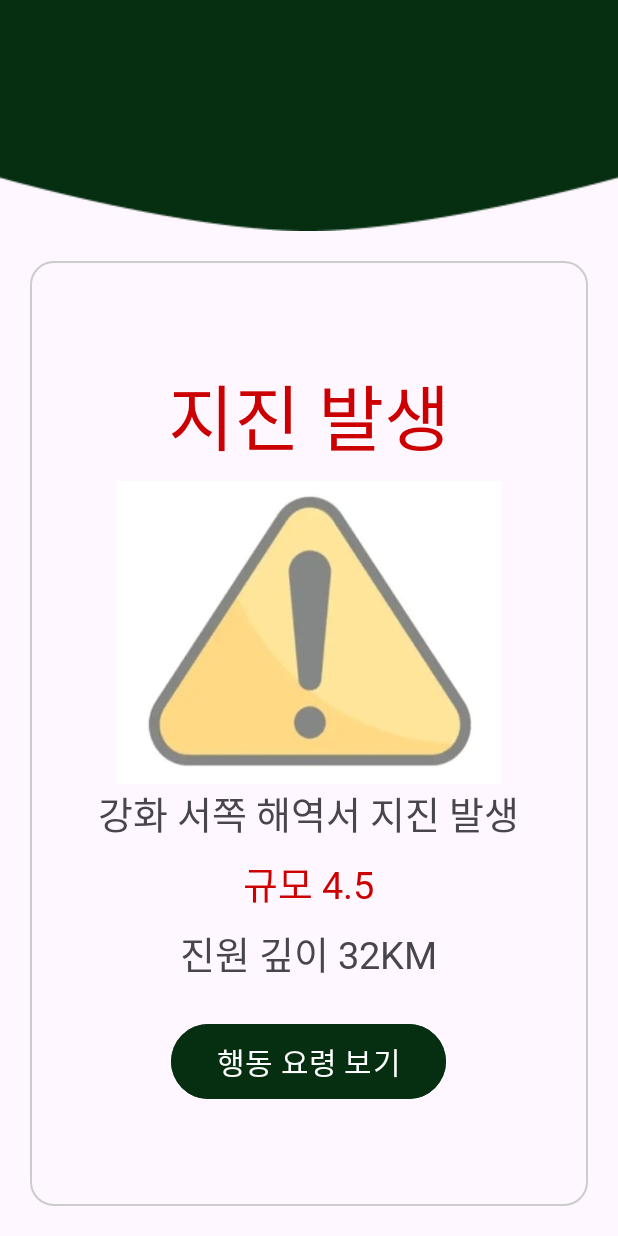
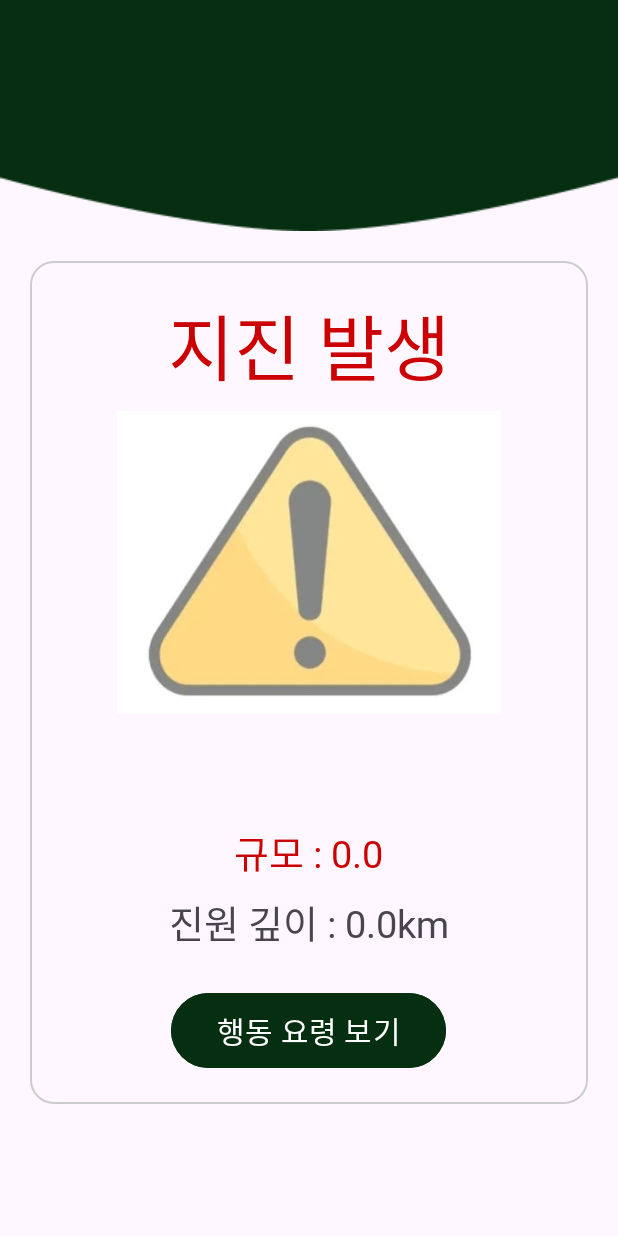
Before and after one commit to Ooohje/Ginicall, an Android app: the Warning_Activity screen opened directly, with no data from a screen before it, on a phone screen of 412 x 824 dp. Run offline under Robolectric (Android 15) with nearby library versions, the phone set to English and light mode, and no system bars; libraries missing offline, so code that uses them is left out: com.kakao.vectormap.

Commit message:
Add earthquake info to Warning activity

```diff
--- a/app/src/main/java/com/example/ginicall/MyFirebaseMessagingService.java
+++ b/app/src/main/java/com/example/ginicall/MyFirebaseMessagingService.java
@@ -46,6 +46,7 @@ public class MyFirebaseMessagingService extends FirebaseMessagingService {
             double lat = Double.parseDouble(data.get("lat"));
             double lng = Double.parseDouble(data.get("lng"));
             double mt = Double.parseDouble(data.get("mt"));
+            double depth = Double.parseDouble(data.get("depth"));
 
             Log.d(TAG, "Message data: (" + lat + ", " + lng + "), " + mt);
 
@@ -57,6 +58,8 @@ public class MyFirebaseMessagingService extends FirebaseMessagingService {
                 intent.putExtra("eq_lat", lat);
                 intent.putExtra("eq_lng", lng);
                 intent.putExtra("eq_mt", mt);
+                intent.putExtra("eq_depth", depth);
+                intent.putExtra("body", remoteMessage.getNotification().getBody());
                 intent.addFlags(Intent.FLAG_ACTIVITY_NEW_TASK);
                 startActivity(intent);
             }
--- a/app/src/main/java/com/example/ginicall/Warning/Warning_Activity.java
+++ b/app/src/main/java/com/example/ginicall/Warning/Warning_Activity.java
@@ -5,6 +5,7 @@ import androidx.appcompat.app.AppCompatActivity;
 import android.content.Intent;
 import android.os.Bundle;
 import android.util.Log;
+import android.widget.TextView;
 import android.widget.Toast;
 
 import com.example.ginicall.MainActivity;
@@ -12,18 +13,29 @@ import com.example.ginicall.R;
 
 public class Warning_Activity extends AppCompatActivity {
 
+    TextView body_tv, mt_tv, depth_tv;
+
     @Override
     protected void onCreate(Bundle savedInstanceState) {
         super.onCreate(savedInstanceState);
         setContentView(R.layout.activity_warning);
 
+        body_tv = (TextView)findViewById(R.id.From_Text);
+        mt_tv = (TextView)findViewById(R.id.Magnitude_Text);
+        depth_tv = (TextView)findViewById(R.id.Depth_Text);
+
         Intent intent = getIntent();
         double lat = intent.getDoubleExtra("eq_lat", 0);
         double lng = intent.getDoubleExtra("eq_lng", 0);
         double mt = intent.getDoubleExtra("eq_mt", 0);
+        double depth = intent.getDoubleExtra("eq_depth", 0);
+        String body = intent.getStringExtra("body");
+
+        body_tv.setText(body);
+        mt_tv.setText("규모 : "+mt);
+        depth_tv.setText("진원 깊이 : "+depth+"km");
 
         double dist = ((MainActivity)MainActivity.mContext).calculate_distance(35.88900, 128.6103, lat, lng);
 
-        Toast.makeText(this, "("+lat+", "+lng+")-"+dist+" / "+mt, Toast.LENGTH_SHORT).show();
     }
 }
--- a/app/src/main/res/layout/activity_warning.xml
+++ b/app/src/main/res/layout/activity_warning.xml
@@ -16,7 +16,7 @@
 
     <LinearLayout
         android:layout_width="match_parent"
-        android:layout_height="match_parent"
+        android:layout_height="wrap_content"
         android:layout_alignParentLeft="true"
         android:layout_alignParentTop="true"
         android:layout_marginTop="20dp"
@@ -26,7 +26,7 @@
         android:background="@drawable/round_outline"
         android:gravity="center"
         android:orientation="vertical"
-        android:padding="10dp">
+        android:padding="20dp">
 
         <TextView
             android:id="@+id/Event_Text"
@@ -47,11 +47,13 @@
 
         <TextView
             android:id="@+id/From_Text"
-            android:layout_width="wrap_content"
+            android:layout_width="match_parent"
             android:layout_height="wrap_content"
-            android:layout_marginBottom="8dp"
+            android:layout_marginTop="10dp"
+            android:layout_marginBottom="28dp"
             android:fontFamily="@font/gmarket_sans_ttf_bold"
             android:text="강화 서쪽 해역서 지진 발생"
+            android:gravity="center"
             android:textSize="25sp" />
 
         <TextView
```
